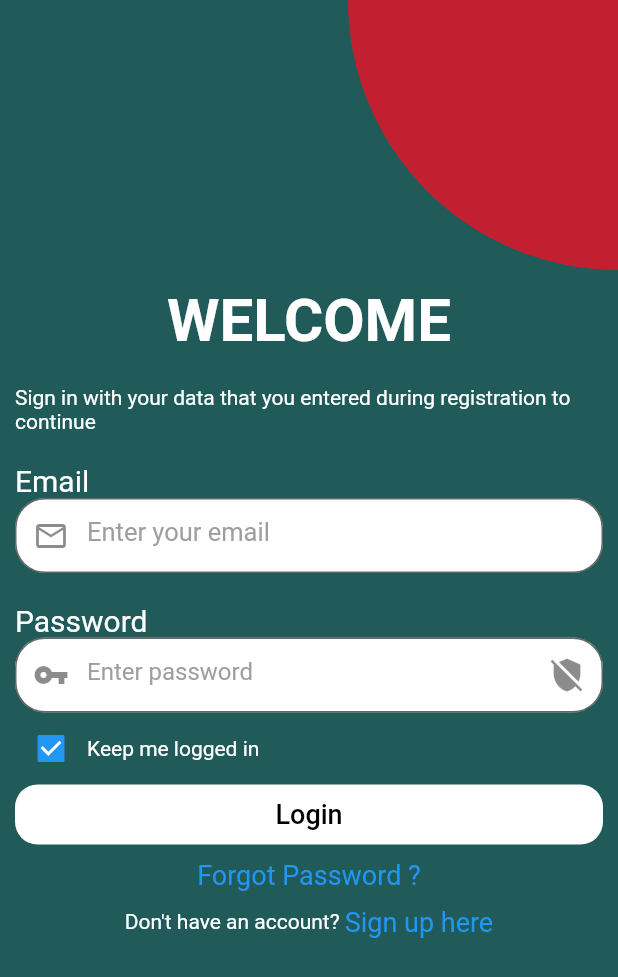
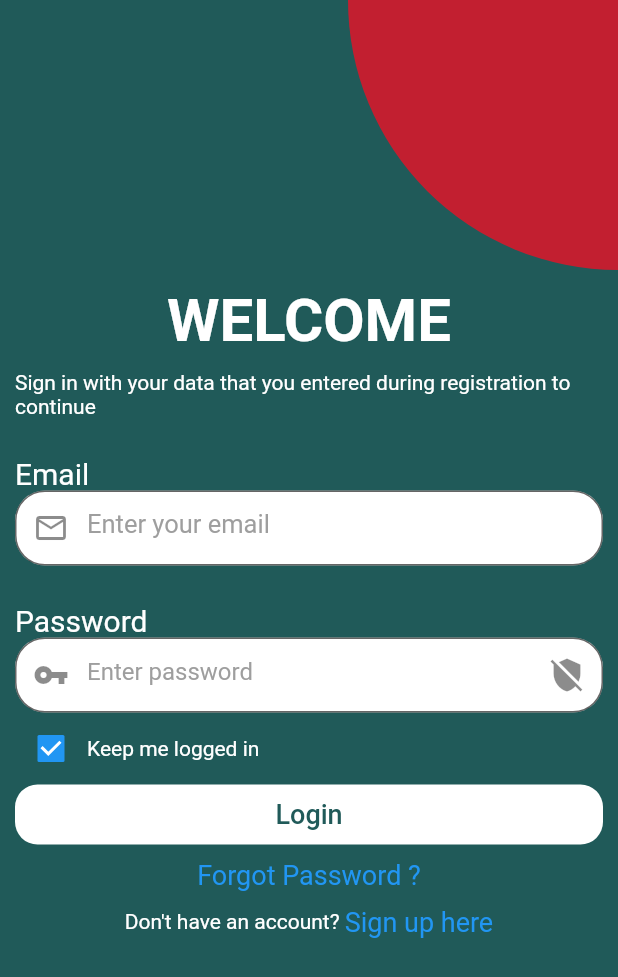
Before and after one commit to asmfahim1/master_packages, a Flutter app: the screen it shows after launch, after a tap on "USER", on a phone screen of 412 x 824 dp. Shown: the top 977 px of the screen. Run offline on Flutter 3.47's test engine with Material 2 defaults, Android fonts, the phone set to English and light mode, and no system bars; our stand-ins replace get, hive_flutter; accounts and stored records are empty; network calls fail.

Commit message:
updating ReusableTextButton

```diff
--- a/lib/screens/login_signup_resetpass/create_account_screen.dart
+++ b/lib/screens/login_signup_resetpass/create_account_screen.dart
@@ -123,7 +123,10 @@ class _CreateAccountScreenState extends State<CreateAccountScreen> {
                           height: 40,
                         ),
                         ReusableTextButtonL(
-                            title: "Sign up",
+                            text: Text(
+                              "Sign up",
+                              style: TextStyle(fontSize: 18),
+                            ),
                             color: Colors.white,
                             onPressed: () {
                               debugPrint("signup button pressed");
--- a/lib/screens/login_signup_resetpass/login_screen.dart
+++ b/lib/screens/login_signup_resetpass/login_screen.dart
@@ -8,6 +8,7 @@ import 'package:master_package/widgets/ReusablePasswordField.dart';
 
 import '../../widgets/CircularWidget.dart';
 import '../../widgets/ReusableHeadlineText.dart';
+import '../../widgets/ReusableTextButtonLCR.dart';
 import '../../widgets/ReusableTextField.dart';
 import '../../widgets/ReusableTitleText.dart';
 
@@ -51,14 +52,14 @@ class _LoginScreenState extends State<LoginScreen> {
                           ),
                         ),
                         const SizedBox(
-                          height: 20,
+                          height: 10,
                         ),
                         const Text(
                           "Sign in with your data that you entered during registration to continue",
                           style: TextStyle(color: Colors.white),
                         ),
                         const SizedBox(
-                          height: 20,
+                          height: 25,
                         ),
                         ReusablePTitle(
                           title: "Email",
@@ -68,7 +69,7 @@ class _LoginScreenState extends State<LoginScreen> {
                             title: "Enter your email",
                             textEditingController: emailController),
                         const SizedBox(
-                          height: 20,
+                          height: 25,
                         ),
                         ReusablePTitle(title: "Password"),
                         ReusableTextfieldPassword(
@@ -86,28 +87,20 @@ class _LoginScreenState extends State<LoginScreen> {
                             ),
                           ],
                         ),
-                        // ReusableTextButtonL(
-                        //   title: "Login",
-                        //   color: Colors.white,
-                        //   onPressed: () {
-                        //     isLoading = true;
-                        //     Future.delayed(Duration(seconds: 1),(){});
-                        //
-                        //     emailController.clear();
-                        //     passwordController.clear();
-                        //     Get.to(() => DashboardScreen());
-                        //   },
-                        // ),
-                        SizedBox(
-                          height: 40,
-                          child: TextButton(
-                            style: TextButton.styleFrom(
-                              shape: RoundedRectangleBorder(
-                                borderRadius: BorderRadius.circular(15.0),
+                        ReusableTextButtonL(
+                          text: isLoading
+                              ? SizedBox(
+                                  height: 25,
+                                  width: 25,
+                                  child: CircularProgressIndicator(
+                                    color: kDeepGreen,
                                   ),
-                              primary: kDeepGreen,
-                              backgroundColor: Colors.white,
+                                )
+                              : Text(
+                                  "Login",
+                                  style: TextStyle(fontSize: 18),
                                 ),
+                          color: Colors.white,
                           onPressed: () {
                             setState(() {
                               isLoading = true;
@@ -118,24 +111,48 @@ class _LoginScreenState extends State<LoginScreen> {
                                 Get.to(() => DashboardScreen());
                               });
                             });
+                            emailController.clear();
+                            passwordController.clear();
                           },
-                            child: Center(
-                              child: isLoading
-                                  ? const SizedBox(
-                                      width: 25,
-                                      height: 25,
-                                      child: CircularProgressIndicator(
-                                        color: Colors.black,
                         ),
-                                    )
-                                  : const Text(
-                                      "Login",
-                                      style: TextStyle(
-                                          fontSize: 18, color: Colors.black),
-                                    ),
-                            ),
-                          ),
-                        ),
+                        // SizedBox(
+                        //   height: 40,
+                        //   child: TextButton(
+                        //     style: TextButton.styleFrom(
+                        //       shape: RoundedRectangleBorder(
+                        //         borderRadius: BorderRadius.circular(15.0),
+                        //       ),
+                        //       primary: kDeepGreen,
+                        //       backgroundColor: Colors.white,
+                        //     ),
+                        //     onPressed: () {
+                        //       setState(() {
+                        //         isLoading = true;
+                        //       });
+                        //       Future.delayed(Duration(seconds: 1), () {
+                        //         setState(() {
+                        //           isLoading = false;
+                        //           Get.to(() => DashboardScreen());
+                        //         });
+                        //       });
+                        //     },
+                        //     child: Center(
+                        //       child: isLoading
+                        //           ? const SizedBox(
+                        //               width: 25,
+                        //               height: 25,
+                        //               child: CircularProgressIndicator(
+                        //                 color: Colors.black,
+                        //               ),
+                        //             )
+                        //           : const Text(
+                        //               "Login",
+                        //               style: TextStyle(
+                        //                   fontSize: 18, color: Colors.black),
+                        //             ),
+                        //     ),
+                        //   ),
+                        // ),
                         const SizedBox(
                           height: 10,
                         ),
--- a/lib/screens/login_signup_resetpass/reset_confirm_pass_screen.dart
+++ b/lib/screens/login_signup_resetpass/reset_confirm_pass_screen.dart
@@ -64,7 +64,10 @@ class ResetConfirmPassScreen extends StatelessWidget {
                             textEditingController: confPasswordController),
                         SizedBox(height: 20),
                         ReusableTextButtonL(
-                          title: "Done",
+                          text: Text(
+                            "Done",
+                            style: TextStyle(fontSize: 18),
+                          ),
                           color: Colors.white,
                           onPressed: () {
                             debugPrint("Done pressed");
--- a/lib/screens/login_signup_resetpass/reset_pass_screen.dart
+++ b/lib/screens/login_signup_resetpass/reset_pass_screen.dart
@@ -69,7 +69,10 @@ class ResetPassScreen extends StatelessWidget {
                             height: 40,
                           ),
                           ReusableTextButtonL(
-                            title: "Send email",
+                            text: Text(
+                              "Send email",
+                              style: TextStyle(fontSize: 18),
+                            ),
                             color: Colors.white,
                             onPressed: () {
                               debugPrint("Send button pressed");
--- a/lib/screens/profile_screen.dart
+++ b/lib/screens/profile_screen.dart
@@ -143,7 +143,7 @@ class _ProfileScreenState extends State<ProfileScreen> {
                               height: 40,
                             ),
                             ReusableTextButtonL(
-                              title: "Save",
+                              text: Text("Save"),
                               onPressed: () {},
                               color: Colors.white,
                             ),
@@ -151,7 +151,7 @@ class _ProfileScreenState extends State<ProfileScreen> {
                               height: 20,
                             ),
                             ReusableTextButtonL(
-                              title: "Cancel",
+                              text: Text("Cancel"),
                               onPressed: () {},
                               color: kBackColor,
                             ),
--- a/lib/screens/splash_screen.dart
+++ b/lib/screens/splash_screen.dart
@@ -15,7 +15,7 @@ class SplashScreen extends StatefulWidget {
 class _SplashScreenState extends State<SplashScreen> {
   @override
   void initState() {
-    Timer(Duration(seconds: 5), () => Get.to(UserScreen()));
+    Timer(Duration(seconds: 5), () => Get.to(() => UserScreen()));
     // TODO: implement initState
     super.initState();
   }
@@ -48,6 +48,5 @@ class _SplashScreenState extends State<SplashScreen> {
         ),
       ),
     );
-    ;
   }
 }
--- a/lib/widgets/ReusableTextButtonLCR.dart
+++ b/lib/widgets/ReusableTextButtonLCR.dart
@@ -2,11 +2,12 @@ import 'package:flutter/material.dart';
 import 'package:master_package/constants/constants.dart';
 
 class ReusableTextButtonL extends StatelessWidget {
-  final String title;
+  // final String title;
+  Widget text;
   final Color? color;
   final VoidCallback onPressed;
   ReusableTextButtonL(
-      {required this.title, this.color, required this.onPressed});
+      {required this.text, this.color, required this.onPressed});
 
   @override
   Widget build(BuildContext context) {
@@ -21,12 +22,7 @@ class ReusableTextButtonL extends StatelessWidget {
           backgroundColor: color,
         ),
         onPressed: onPressed,
-        child: Center(
-          child: Text(
-            title,
-            style: TextStyle(fontSize: 18, color: Colors.black),
-          ),
-        ),
+        child: Center(child: text),
       ),
     );
   }
```
Lines whose indentation alone changed are shown as unchanged.
